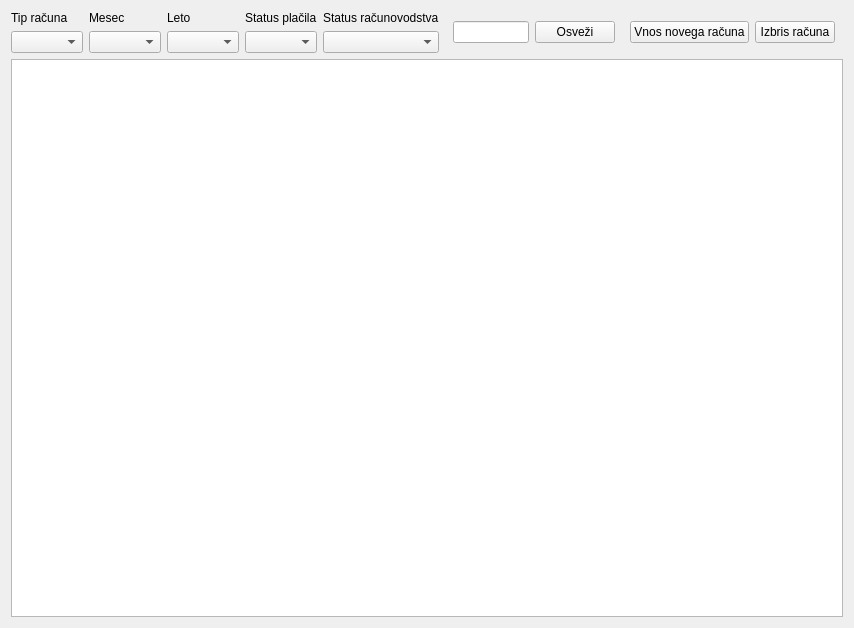
First picture: the form in wid_racuni.ui, repository bubi-luka/BubiRacun, before the edit.
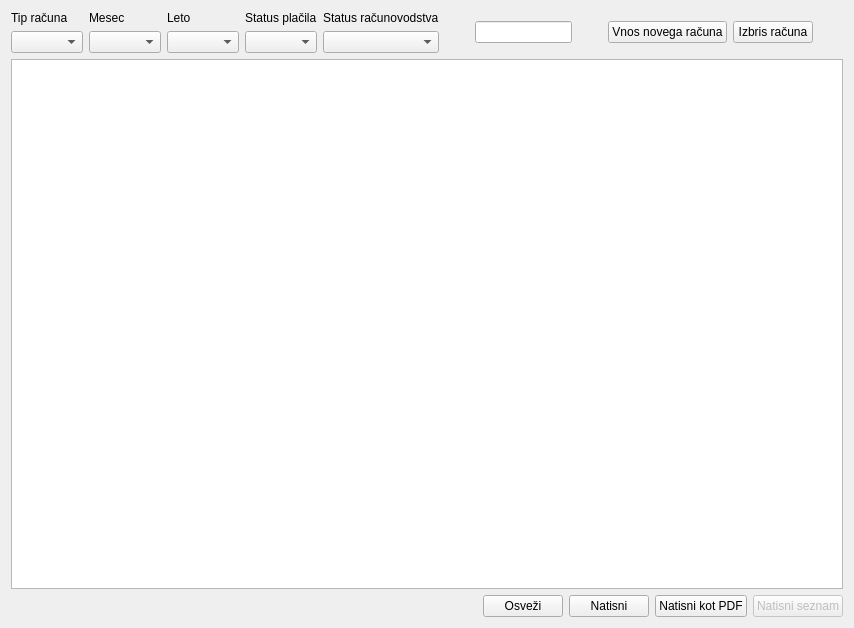
Second picture: the form after the edit.

Patch:
```diff
--- a/wid_racuni.ui
+++ b/wid_racuni.ui
@@ -89,13 +89,6 @@
      <item>
       <widget class="QLineEdit" name="txt_stprojekta"/>
      </item>
-     <item>
-      <widget class="QPushButton" name="btn_osvezi">
-       <property name="text">
-        <string>Osveži</string>
-       </property>
-      </widget>
-     </item>
      <item>
       <spacer name="horizontalSpacer_3">
        <property name="orientation">
@@ -154,6 +147,54 @@
      </property>
     </widget>
    </item>
+   <item>
+    <layout class="QHBoxLayout" name="horizontalLayout_2">
+     <item>
+      <spacer name="horizontalSpacer_4">
+       <property name="orientation">
+        <enum>Qt::Horizontal</enum>
+       </property>
+       <property name="sizeHint" stdset="0">
+        <size>
+         <width>40</width>
+         <height>20</height>
+        </size>
+       </property>
+      </spacer>
+     </item>
+     <item>
+      <widget class="QPushButton" name="btn_refresh">
+       <property name="text">
+        <string>Osveži</string>
+       </property>
+      </widget>
+     </item>
+     <item>
+      <widget class="QPushButton" name="btn_print">
+       <property name="text">
+        <string>Natisni</string>
+       </property>
+      </widget>
+     </item>
+     <item>
+      <widget class="QPushButton" name="btn_print_pdf">
+       <property name="text">
+        <string>Natisni kot PDF</string>
+       </property>
+      </widget>
+     </item>
+     <item>
+      <widget class="QPushButton" name="btn_print_seznam">
+       <property name="enabled">
+        <bool>false</bool>
+       </property>
+       <property name="text">
+        <string>Natisni seznam</string>
+       </property>
+      </widget>
+     </item>
+    </layout>
+   </item>
   </layout>
  </widget>
  <resources/>
```
